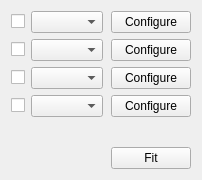
First picture: the form in gui/fitpanel.ui, repository syncope/adapt, before the edit.
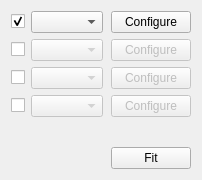
Second picture: the form after the edit.

Commit message: + updates to the layout of the fit panel -- hide/show chosen elements

Patch:
```diff
--- a/gui/fitpanel.ui
+++ b/gui/fitpanel.ui
@@ -23,6 +23,9 @@
          <property name="text">
           <string/>
          </property>
+         <property name="checked">
+          <bool>true</bool>
+         </property>
         </widget>
        </item>
        <item>
@@ -60,7 +63,11 @@
         </widget>
        </item>
        <item>
-        <widget class="QComboBox" name="secondModelCB"/>
+        <widget class="QComboBox" name="secondModelCB">
+         <property name="enabled">
+          <bool>false</bool>
+         </property>
+        </widget>
        </item>
        <item>
         <spacer name="horizontalSpacer_5">
@@ -77,6 +84,9 @@
        </item>
        <item>
         <widget class="QPushButton" name="configureSecond">
+         <property name="enabled">
+          <bool>false</bool>
+         </property>
          <property name="text">
           <string>Configure</string>
          </property>
@@ -94,7 +104,11 @@
         </widget>
        </item>
        <item>
-        <widget class="QComboBox" name="thirdModelCB"/>
+        <widget class="QComboBox" name="thirdModelCB">
+         <property name="enabled">
+          <bool>false</bool>
+         </property>
+        </widget>
        </item>
        <item>
         <spacer name="horizontalSpacer_3">
@@ -111,6 +125,9 @@
        </item>
        <item>
         <widget class="QPushButton" name="configureThird">
+         <property name="enabled">
+          <bool>false</bool>
+         </property>
          <property name="text">
           <string>Configure</string>
          </property>
@@ -128,7 +145,11 @@
         </widget>
        </item>
        <item>
-        <widget class="QComboBox" name="fourthModelCB"/>
+        <widget class="QComboBox" name="fourthModelCB">
+         <property name="enabled">
+          <bool>false</bool>
+         </property>
+        </widget>
        </item>
        <item>
         <spacer name="horizontalSpacer_4">
@@ -145,6 +166,9 @@
        </item>
        <item>
         <widget class="QPushButton" name="configureFourth">
+         <property name="enabled">
+          <bool>false</bool>
+         </property>
          <property name="text">
           <string>Configure</string>
          </property>
```
